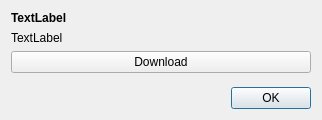
Above: ImageVis3D/UI/UI/URLDlg.ui from SCIInstitute/ImageVis3D before the change. Below: the same form after it.
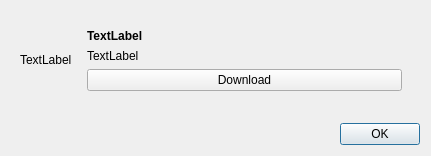
That is the form after the change.

Commit message: added artwork to update dialog

Diff of the .ui file:
```diff
--- a/ImageVis3D/UI/UI/URLDlg.ui
+++ b/ImageVis3D/UI/UI/URLDlg.ui
@@ -8,8 +8,8 @@
    <rect>
     <x>0</x>
     <y>0</y>
-    <width>322</width>
-    <height>120</height>
+    <width>431</width>
+    <height>156</height>
    </rect>
   </property>
   <property name="windowTitle" >
@@ -20,6 +20,49 @@
   </property>
   <layout class="QVBoxLayout" name="verticalLayout" >
    <item>
+    <widget class="QFrame" name="frame_2" >
+     <property name="frameShape" >
+      <enum>QFrame::NoFrame</enum>
+     </property>
+     <property name="frameShadow" >
+      <enum>QFrame::Raised</enum>
+     </property>
+     <property name="lineWidth" >
+      <number>0</number>
+     </property>
+     <layout class="QHBoxLayout" name="horizontalLayout" >
+      <item>
+       <widget class="QLabel" name="label_updateIcon" >
+        <property name="sizePolicy" >
+         <sizepolicy vsizetype="Minimum" hsizetype="Minimum" >
+          <horstretch>0</horstretch>
+          <verstretch>0</verstretch>
+         </sizepolicy>
+        </property>
+        <property name="text" >
+         <string>TextLabel</string>
+        </property>
+       </widget>
+      </item>
+      <item>
+       <widget class="QFrame" name="frame" >
+        <property name="sizePolicy" >
+         <sizepolicy vsizetype="Expanding" hsizetype="Expanding" >
+          <horstretch>0</horstretch>
+          <verstretch>0</verstretch>
+         </sizepolicy>
+        </property>
+        <property name="frameShape" >
+         <enum>QFrame::NoFrame</enum>
+        </property>
+        <property name="frameShadow" >
+         <enum>QFrame::Plain</enum>
+        </property>
+        <property name="lineWidth" >
+         <number>0</number>
+        </property>
+        <layout class="QVBoxLayout" name="verticalLayout_2" >
+         <item>
     <widget class="QLabel" name="label_desc" >
      <property name="font" >
       <font>
@@ -30,6 +73,9 @@
      <property name="text" >
       <string>TextLabel</string>
      </property>
+           <property name="wordWrap" >
+            <bool>true</bool>
+           </property>
     </widget>
    </item>
    <item>
@@ -46,6 +92,12 @@
      </property>
     </widget>
    </item>
+        </layout>
+       </widget>
+      </item>
+     </layout>
+    </widget>
+   </item>
    <item>
     <spacer name="verticalSpacer" >
      <property name="orientation" >
```
Left out of the diff: 27 changed lines with no effect on the pictures. Lines whose indentation alone changed are shown as unchanged. The commit also changes 7 other files.
